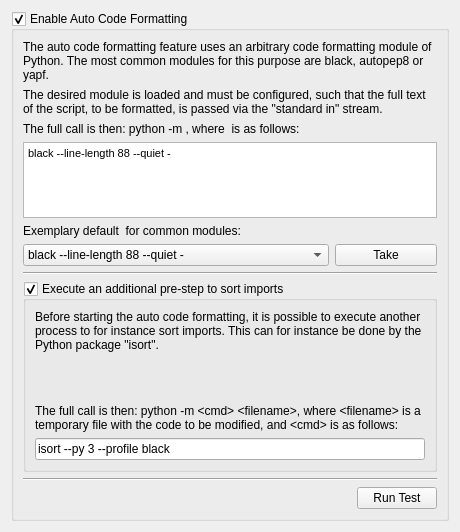
Old version of the form Qitom/ui/widgetPropEditorAutoCodeFormat.ui in the repository itom-project/itom.
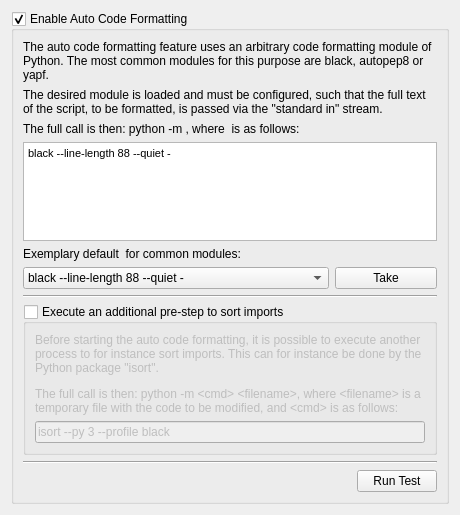
New version of the form.

Commit message: sorting import statements during auto code format can now be parameterized in itom property dialog

What changed in the file:
```diff
--- a/Qitom/ui/widgetPropEditorAutoCodeFormat.ui
+++ b/Qitom/ui/widgetPropEditorAutoCodeFormat.ui
@@ -7,7 +7,7 @@
     <x>0</x>
     <y>0</y>
     <width>460</width>
-    <height>532</height>
+    <height>515</height>
    </rect>
   </property>
   <property name="windowTitle">
@@ -113,6 +113,9 @@
       </item>
       <item>
        <widget class="QGroupBox" name="groupImportsSorting">
+        <property name="enabled">
+         <bool>true</bool>
+        </property>
         <property name="minimumSize">
          <size>
           <width>0</width>
@@ -125,11 +128,14 @@
         <property name="checkable">
          <bool>true</bool>
         </property>
+        <property name="checked">
+         <bool>false</bool>
+        </property>
         <layout class="QVBoxLayout" name="verticalLayout_3">
          <item>
           <widget class="QLabel" name="label_5">
            <property name="text">
-            <string>&lt;html&gt;&lt;head/&gt;&lt;body&gt;&lt;p&gt;Before starting the auto code formatting, it is possible to execute another process to for instance sort imports. This can for instance be done by the Python package &amp;quot;isort&amp;quot;.&lt;/p&gt;&lt;p&gt;&lt;br/&gt;&lt;/p&gt;&lt;p&gt;The full call is then: python -m &amp;lt;cmd&amp;gt; &amp;lt;filename&amp;gt;, where &amp;lt;filename&amp;gt; is a temporary file with the code to be modified, and &amp;lt;cmd&amp;gt; is as follows:&lt;/p&gt;&lt;/body&gt;&lt;/html&gt;</string>
+            <string>&lt;html&gt;&lt;head/&gt;&lt;body&gt;&lt;p&gt;Before starting the auto code formatting, it is possible to execute another process to for instance sort imports. This can for instance be done by the Python package &amp;quot;isort&amp;quot;.&lt;/p&gt;&lt;p&gt;The full call is then: python -m &amp;lt;cmd&amp;gt; &amp;lt;filename&amp;gt;, where &amp;lt;filename&amp;gt; is a temporary file with the code to be modified, and &amp;lt;cmd&amp;gt; is as follows:&lt;/p&gt;&lt;/body&gt;&lt;/html&gt;</string>
            </property>
            <property name="wordWrap">
             <bool>true</bool>
```
The commit also changes 3 other files.
